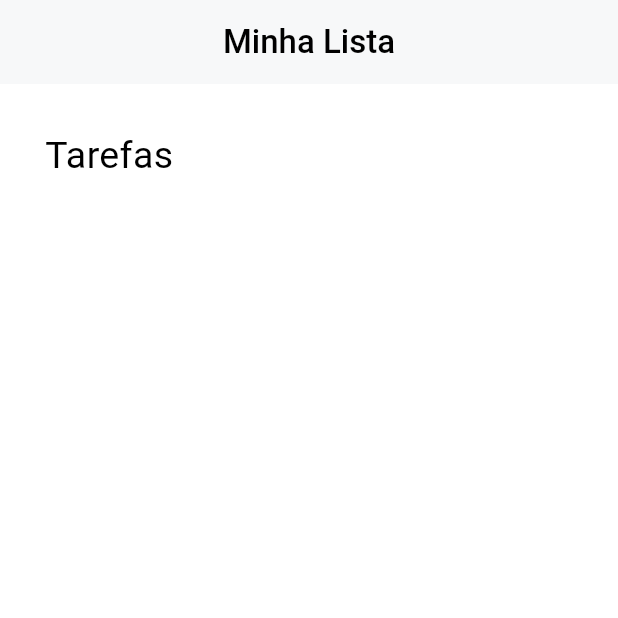
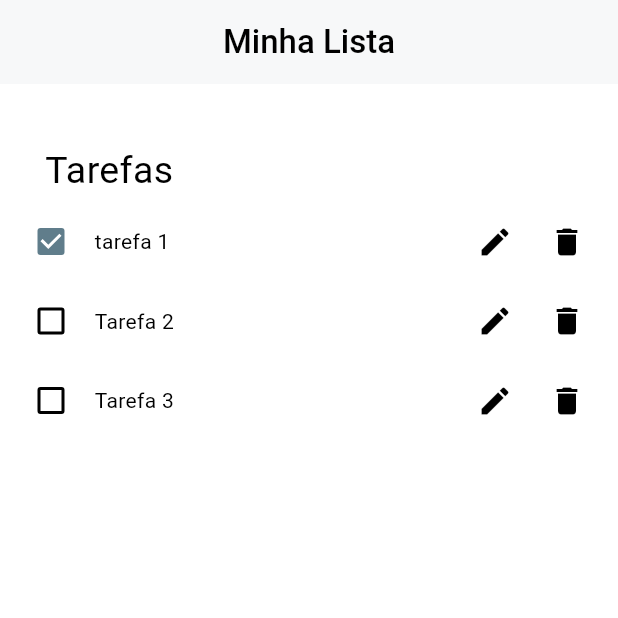
Before and after one commit to RonaldFerSan/ProjetoListaDeTarefas, a Flutter app: the screen it shows after launch, on a phone screen of 412 x 824 dp, the top half of it. Run offline on Flutter 3.47's test engine with Material 3 defaults, Android fonts, the phone set to English and light mode, and no system bars.

Commit message:
Criação da list View

```diff
--- /dev/null
+++ b/lib/data.dart
@@ -0,0 +1,12 @@
+import 'package:flutter/material.dart';
+import 'package:lista_de_tarefas/task.dart';
+
+class ListTasks extends ChangeNotifier {
+  final List<Task> _tasks = [
+    Task(id: 0, name: "tarefa 1", checked: true),
+    Task(id: 1, name: "Tarefa 2", checked: false),
+    Task(id: 2, name: "Tarefa 3", checked: false),
+  ];
+
+  List<Task> get tasks => _tasks;
+}
--- a/lib/Pages/home_page.dart
+++ b/lib/home_page.dart
@@ -1,4 +1,5 @@
 import 'package:flutter/material.dart';
+import 'package:lista_de_tarefas/list_view_tasks.dart';
 
 class HomePage extends StatefulWidget {
   const HomePage({super.key});
@@ -24,9 +25,11 @@ class _HomePageState extends State<HomePage> {
         child: Column(
           children: [
             Container(
-              padding: EdgeInsets.all(20.0),
+              padding: EdgeInsets.only(top: 30.0, left: 20.0),
+              width: MediaQuery.of(context).size.width,
               child: const Text("Tarefas", style: TextStyle(fontSize: 25)),
             ),
+            Expanded(child: ListViewTasks()),
           ],
         ),
       ),
--- /dev/null
+++ b/lib/list_view_tasks.dart
@@ -0,0 +1,37 @@
+import 'package:flutter/material.dart';
+import 'package:lista_de_tarefas/data.dart';
+import 'package:provider/provider.dart';
+
+class ListViewTasks extends StatelessWidget {
+  const ListViewTasks({super.key});
+
+  @override
+  Widget build(BuildContext context) {
+    final listTasks = Provider.of<ListTasks>(context);
+    return ListView.builder(
+      itemCount: listTasks.tasks.length,
+      itemBuilder: (context, index) {
+        final task = listTasks.tasks[index];
+        return Container(
+          padding: EdgeInsets.only(top: 5),
+          child: Row(
+            children: [
+              Checkbox(value: task.checked, onChanged: (bool? value) {}),
+              SizedBox(width: 5),
+              Text(task.name),
+              Expanded(
+                child: Row(
+                  mainAxisAlignment: MainAxisAlignment.end,
+                  children: [
+                    IconButton(onPressed: () {}, icon: Icon(Icons.edit)),
+                    IconButton(onPressed: () {}, icon: Icon(Icons.delete)),
+                  ],
+                ),
+              ),
+            ],
+          ),
+        );
+      },
+    );
+  }
+}
--- a/lib/main.dart
+++ b/lib/main.dart
@@ -1,8 +1,10 @@
 import 'package:flutter/material.dart';
-import 'package:lista_de_tarefas/Pages/home_page.dart';
+import 'package:lista_de_tarefas/data.dart';
+import 'package:lista_de_tarefas/home_page.dart';
+import 'package:provider/provider.dart';
 
 void main() {
-  runApp(const MyApp());
+  runApp(ChangeNotifierProvider(create: (_) => ListTasks(), child: MyApp()));
 }
 
 class MyApp extends StatelessWidget {
--- /dev/null
+++ b/lib/task.dart
@@ -0,0 +1,7 @@
+class Task {
+  int id;
+  String name;
+  bool checked;
+
+  Task({required this.id, required this.name, required this.checked});
+}
--- a/pubspec.yaml
+++ b/pubspec.yaml
@@ -30,6 +30,7 @@ environment:
 dependencies:
   flutter:
     sdk: flutter
+  provider: ^6.1.5
 
   # The following adds the Cupertino Icons font to your application.
   # Use with the CupertinoIcons class for iOS style icons.
```
Also changed, not shown: pubspec.lock.
